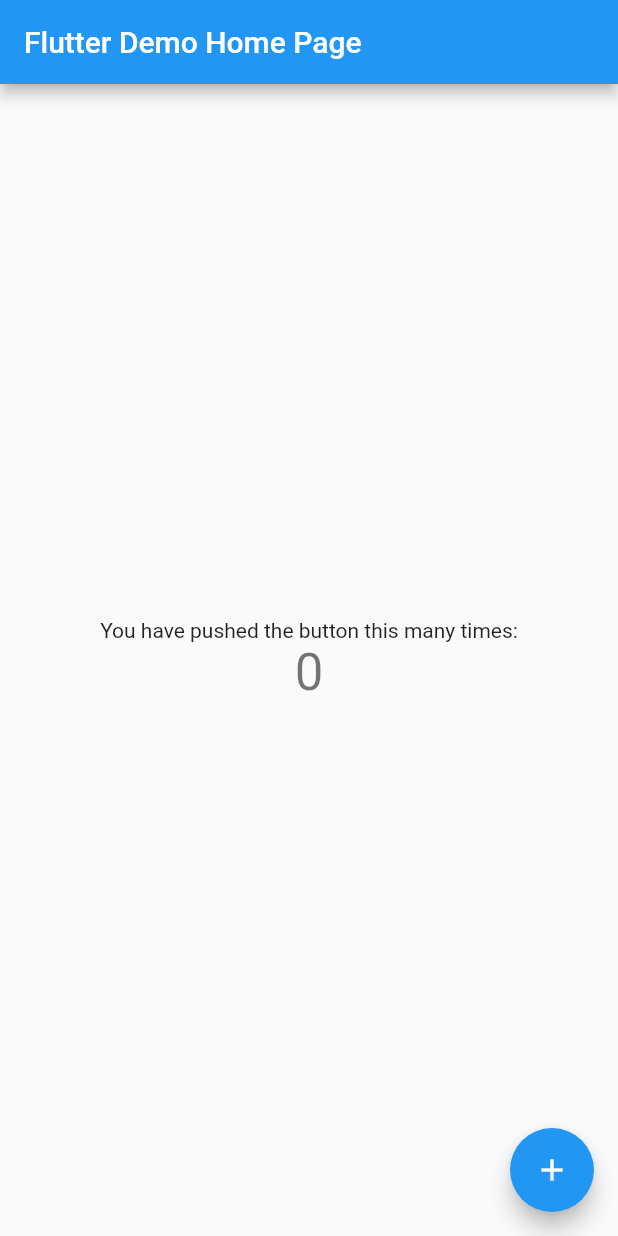
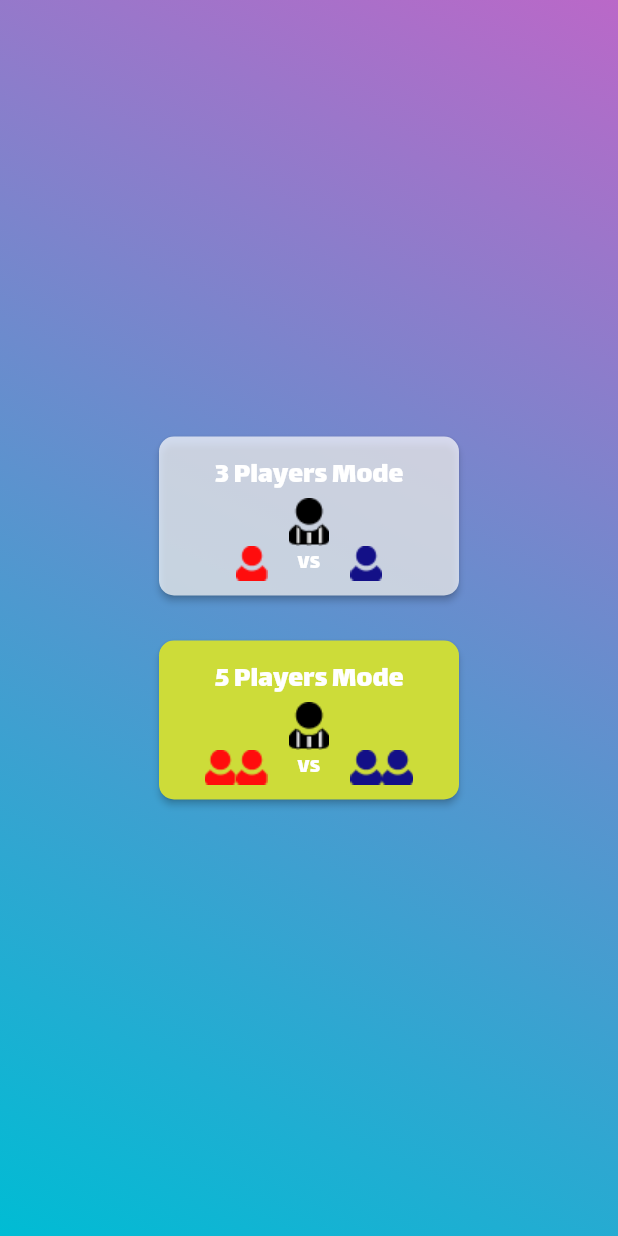
Before and after one commit to houssam-1553/tuto, a Flutter app: the screen it shows after launch, on a phone screen of 412 x 824 dp. Run offline on Flutter 3.47's test engine with Material 2 defaults, Android fonts, the phone set to English and light mode, and no system bars.

Commit message:
second commit

```diff
--- a/lib/main.dart
+++ b/lib/main.dart
@@ -1,115 +1,258 @@
+import 'dart:async';
 import 'package:flutter/material.dart';
 
 void main() {
-  runApp(const MyApp());
+  runApp(MyApp());
 }
 
 class MyApp extends StatelessWidget {
-  const MyApp({super.key});
-
-  // This widget is the root of your application.
   @override
   Widget build(BuildContext context) {
     return MaterialApp(
-      title: 'Flutter Demo',
       theme: ThemeData(
-        // This is the theme of your application.
-        //
-        // Try running your application with "flutter run". You'll see the
-        // application has a blue toolbar. Then, without quitting the app, try
-        // changing the primarySwatch below to Colors.green and then invoke
-        // "hot reload" (press "r" in the console where you ran "flutter run",
-        // or simply save your changes to "hot reload" in a Flutter IDE).
-        // Notice that the counter didn't reset back to zero; the application
-        // is not restarted.
-        primarySwatch: Colors.blue,
+        fontFamily: 'Lalezar-Regular', // Specify your custom font family here
       ),
-      home: const MyHomePage(title: 'Flutter Demo Home Page'),
+      home: SplashScreen(),
     );
   }
 }
 
-class MyHomePage extends StatefulWidget {
-  const MyHomePage({super.key, required this.title});
+class SplashScreen extends StatefulWidget {
+  @override
+  _SplashScreenState createState() => _SplashScreenState();
+}
 
-  // This widget is the home page of your application. It is stateful, meaning
-  // that it has a State object (defined below) that contains fields that affect
-  // how it looks.
-
-  // This class is the configuration for the state. It holds the values (in this
-  // case the title) provided by the parent (in this case the App widget) and
-  // used by the build method of the State. Fields in a Widget subclass are
-  // always marked "final".
-
-  final String title;
+class _SplashScreenState extends State<SplashScreen> with SingleTickerProviderStateMixin {
+  bool isLogoBig = false;
+  late AnimationController _controller;
+  final Duration animationDuration = Duration(milliseconds: 500);
+  final Duration splashDuration = Duration(seconds: 3);
 
   @override
-  State<MyHomePage> createState() => _MyHomePageState();
-}
+  void initState() {
+    super.initState();
+    _controller = AnimationController(
+      vsync: this,
+      duration: animationDuration,
+    );
 
-class _MyHomePageState extends State<MyHomePage> {
-  int _counter = 0;
-
-  void _incrementCounter() {
-    setState(() {
-      // This call to setState tells the Flutter framework that something has
-      // changed in this State, which causes it to rerun the build method below
-      // so that the display can reflect the updated values. If we changed
-      // _counter without calling setState(), then the build method would not be
-      // called again, and so nothing would appear to happen.
-      _counter++;
+    // Start the logo animation after a delay
+    Timer(splashDuration, () {
+      toggleLogoSize();
     });
   }
 
   @override
+  void dispose() {
+    _controller.dispose();
+    super.dispose();
+  }
+
+  void toggleLogoSize() {
+    setState(() {
+      isLogoBig = !isLogoBig;
+    });
+
+    if (isLogoBig) {
+      _controller.forward().whenComplete(() {
+        // Navigation to the next page after the animation completes
+        Navigator.push(
+          context,
+          MaterialPageRoute(
+            builder: (context) => NextPage(
+              gradientColors: [
+                Colors.purple[300]!,
+                Colors.cyan,
+              ],
+            ),
+          ),
+        );
+      });
+    } else {
+      _controller.reverse();
+    }
+  }
+
+  @override
   Widget build(BuildContext context) {
-    // This method is rerun every time setState is called, for instance as done
-    // by the _incrementCounter method above.
-    //
-    // The Flutter framework has been optimized to make rerunning build methods
-    // fast, so that you can just rebuild anything that needs updating rather
-    // than having to individually change instances of widgets.
     return Scaffold(
-      appBar: AppBar(
-        // Here we take the value from the MyHomePage object that was created by
-        // the App.build method, and use it to set our appbar title.
-        title: Text(widget.title),
-      ),
-      body: Center(
-        // Center is a layout widget. It takes a single child and positions it
-        // in the middle of the parent.
-        child: Column(
-          // Column is also a layout widget. It takes a list of children and
-          // arranges them vertically. By default, it sizes itself to fit its
-          // children horizontally, and tries to be as tall as its parent.
-          //
-          // Invoke "debug painting" (press "p" in the console, choose the
-          // "Toggle Debug Paint" action from the Flutter Inspector in Android
-          // Studio, or the "Toggle Debug Paint" command in Visual Studio Code)
-          // to see the wireframe for each widget.
-          //
-          // Column has various properties to control how it sizes itself and
-          // how it positions its children. Here we use mainAxisAlignment to
-          // center the children vertically; the main axis here is the vertical
-          // axis because Columns are vertical (the cross axis would be
-          // horizontal).
-          mainAxisAlignment: MainAxisAlignment.center,
-          children: <Widget>[
-            const Text(
-              'You have pushed the button this many times:',
+      body: Container(
+        // Add box decoration
+        decoration: BoxDecoration(
+          // Box decoration takes a gradient
+          gradient: LinearGradient(
+            // Where the linear gradient begins and ends
+            begin: Alignment.topRight,
+            end: Alignment.bottomLeft,
+            // Add one stop for each color. Stops should increase from 0 to 1
+            colors: [
+              // Colors are easy thanks to Flutter's Colors class.
+              Colors.purple[300]!,
+              Colors.cyan,
+            ],
+          ),
+        ),
+        child: Center(
+          child: GestureDetector(
+            onTap: toggleLogoSize,
+            child: AnimatedContainer(
+              duration: animationDuration,
+              width: isLogoBig ? 400 : 000, // Set the desired width of the logo
+              height: isLogoBig ? 400 : 000, // Set the desired height of the logo
+              child: LogoWidget(),
             ),
-            Text(
-              '$_counter',
-              style: Theme.of(context).textTheme.headlineMedium,
-            ),
-          ],
+          ),
         ),
       ),
-      floatingActionButton: FloatingActionButton(
-        onPressed: _incrementCounter,
-        tooltip: 'Increment',
-        child: const Icon(Icons.add),
-      ), // This trailing comma makes auto-formatting nicer for build methods.
     );
   }
 }
+
+class LogoWidget extends StatelessWidget {
+  @override
+  Widget build(BuildContext context) {
+    // Replace this with your logo image widget, for example, you can use Image.asset or Image.network
+    return Image.asset(
+      'assets/images/logo.png', // Replace 'assets/logo.png' with the path to your logo image
+    );
+  }
+}
+
+class NextPage extends StatelessWidget {
+  final List<Color> gradientColors;
+
+  NextPage({required this.gradientColors});
+
+  @override
+  Widget build(BuildContext context) {
+    return Scaffold(
+
+      body: Container(
+        decoration: BoxDecoration(
+          gradient: LinearGradient(
+            begin: Alignment.topRight,
+            end: Alignment.bottomLeft,
+            colors: gradientColors,
+          ),
+        ),
+        child: Center(
+          child: Column(
+            mainAxisAlignment: MainAxisAlignment.center,
+            crossAxisAlignment: CrossAxisAlignment.center,
+            children: [
+              ElevatedButton(
+                onPressed: () {
+                  // Implement button functionality
+                  // For example, you can navigate to another page or perform some action.
+                },
+                style: ElevatedButton.styleFrom(
+                  backgroundColor: Colors.white70, // Change the button color
+                  foregroundColor: Colors.white, // Change the text color
+                  maximumSize: Size (200,120),
+
+                  padding: EdgeInsets.symmetric(horizontal: 20,vertical: 10), // Adjust button padding
+                  shape: RoundedRectangleBorder(borderRadius: BorderRadius.circular(10), // Round button corners
+                  ),
+                ),
+                child: Column(
+
+                  mainAxisSize: MainAxisSize.min,
+
+                  mainAxisAlignment: MainAxisAlignment.center,
+
+                  children: [
+                    Text('3 Players Mode',
+                      style: TextStyle( fontSize: 20),),
+                    Image.asset('assets/images/arbitre.png',),
+
+                    Center(
+
+
+                      child: Row(
+                        mainAxisSize: MainAxisSize.min,
+
+                        children: [
+                        Image.asset(
+                          'assets/images/user1.png',
+                        ),
+                          SizedBox(
+                            width: 20, //<-- SEE HERE
+                          ),
+                         Text('VS'),
+                          SizedBox(
+                            width: 20, //<-- SEE HERE
+                          ),
+                       Image.asset(
+                            'assets/images/user2.png',
+                       ),
+                        ],
+                      ),
+                    ),
+
+                  ],
+                ),
+              ),
+              SizedBox(height: 30),
+              ElevatedButton(
+                onPressed: () {
+                  // Implement button functionality
+                  // For example, you can navigate to another page or perform some action.
+                },
+                style: ElevatedButton.styleFrom(
+                  backgroundColor: Colors.lime, // Change the button color
+                  foregroundColor: Colors.white, // Change the text color
+                  maximumSize: Size (200,120),
+
+                  padding: EdgeInsets.symmetric(horizontal: 20,vertical: 10), // Adjust button padding
+                  shape: RoundedRectangleBorder(borderRadius: BorderRadius.circular(10), // Round button corners
+                  ),
+                ),
+                child: Column(
+
+                  mainAxisSize: MainAxisSize.min,
+
+                  mainAxisAlignment: MainAxisAlignment.center,
+
+                  children: [
+                    Text('5 Players Mode',
+                      style: TextStyle( fontSize: 20),),
+                    Image.asset('assets/images/arbitre.png',),
+
+                    Center(
+
+
+                      child: Row(
+                        mainAxisSize: MainAxisSize.min,
+
+                        children: [
+                          Image.asset(
+                            'assets/images/user1.png',
+                          ),Image.asset(
+                            'assets/images/user1.png',
+                          ),
+                          SizedBox(
+                            width: 20, //<-- SEE HERE
+                          ),
+                          Text('VS'),
+                          SizedBox(
+                            width: 20, //<-- SEE HERE
+                          ),
+                          Image.asset(
+                            'assets/images/user2.png',
+                          ),Image.asset(
+                            'assets/images/user2.png',
+                          ),
+                        ],
+                      ),
+                    ),
+
+                  ],
+                ),
+              ),
+            ],
+          ),
+        ),
+      ),
+    );
+  }
+}
```
Also changed, not shown: pubspec.yaml (+7 -0 lines), assets/fonts/Lalezar-Regular.ttf (added), assets/images/arbitre.png (added), assets/images/logo.png (added), assets/images/user1.png (added), assets/images/user2.png (added).
